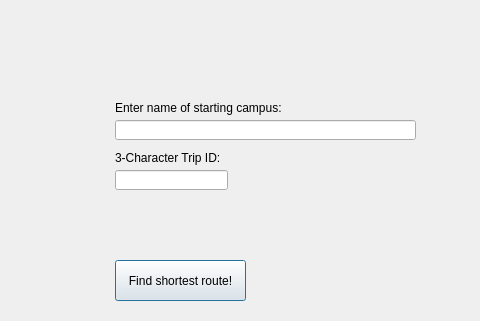
rizzi-trevor/Proj2TempRepo, file tripplanner.ui: the form before one commit; both pictures show x 345 to 825 and y 0 to 321 of the 825 by 569 pixel window.
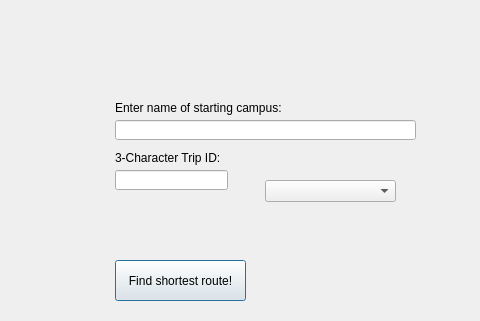
The form after the commit.

Patch:
```diff
--- a/tripplanner.ui
+++ b/tripplanner.ui
@@ -49,7 +49,7 @@
     <string>Find shortest route!</string>
    </property>
   </widget>
-  <widget class="QLineEdit" name="colName">
+  <widget class="QLineEdit" name="colName1">
    <property name="geometry">
     <rect>
      <x>460</x>
@@ -121,6 +121,16 @@
     <string/>
    </property>
   </widget>
+  <widget class="QComboBox" name="colName">
+   <property name="geometry">
+    <rect>
+     <x>610</x>
+     <y>180</y>
+     <width>131</width>
+     <height>22</height>
+    </rect>
+   </property>
+  </widget>
  </widget>
  <resources/>
  <connections>
```
